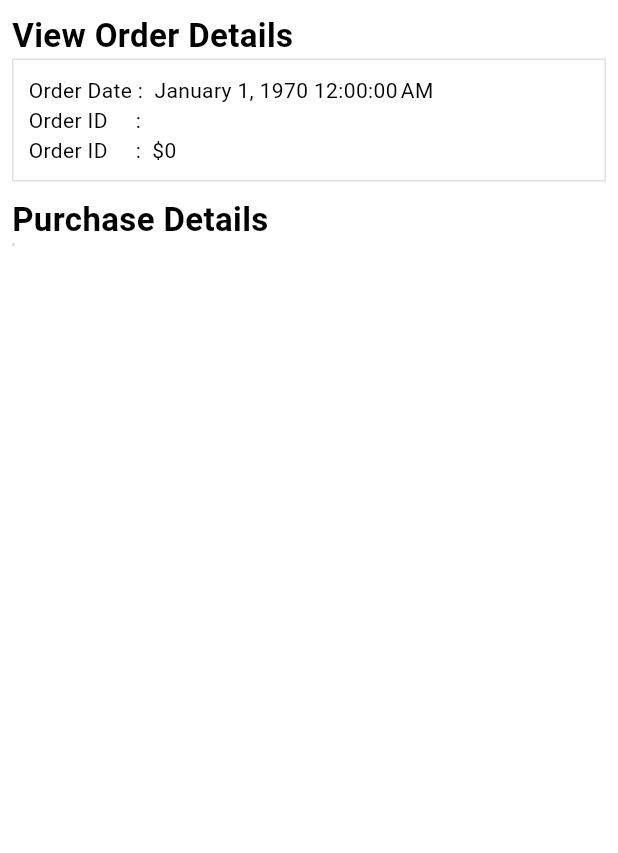
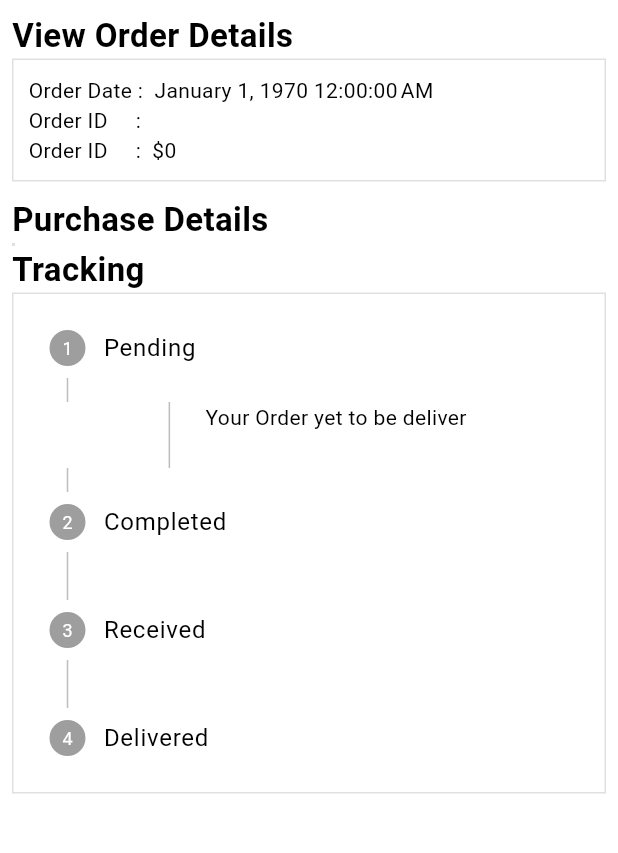
Before and after one commit to sadid369/e_commerce_app, a Flutter app: the OrderDetailsScreen screen opened directly with empty values, on a phone screen of 412 x 824 dp, the part 90-943 px from its top. Run offline on Flutter 3.47's test engine with Material 3 defaults, Android fonts, the phone set to English and light mode, and no system bars; our stand-ins replace carousel_slider, dotted_border, file_picker, flutter_rating_bar, shared_preferences; missing offline and left inert: cloudinary_public, pay; accounts and stored records are empty; network calls fail.

Commit message:
10:45  completed order delivery traker in admin side

```diff
--- a/lib/features/address/screens/address_screen.dart
+++ b/lib/features/address/screens/address_screen.dart
@@ -48,9 +48,12 @@ class _AddressScreenState extends State<AddressScreen> {
 
   void onGooglePayResult(paymentResult) {
     // Send the resulting Google Pay token to your server / PSP
+
     if (context.read<UserProvider>().user.address.isEmpty) {
+      log("paymentResult : ${paymentResult.toString()}");
       addressServices.saveUserAddress(
           context: context, address: addressToBeUsed);
+      log("paymentResult : ${paymentResult.toString()}");
     }
     addressServices.placeOrder(
       context: context,
@@ -90,7 +93,7 @@ class _AddressScreenState extends State<AddressScreen> {
     } else {
       showSnackbar(context, 'ERROR');
     }
-    log(addressToBeUsed);
+    // log(addressToBeUsed);
   }
 
   @override
--- a/lib/features/address/services/address_services.dart
+++ b/lib/features/address/services/address_services.dart
@@ -61,7 +61,7 @@ class AddressServices {
           'totalPrice': totalSum,
         }),
       );
-      log(res.body);
+
       httpErrorHandle(
         response: res,
         context: context,
--- a/lib/features/admin/screens/admin_screens.dart
+++ b/lib/features/admin/screens/admin_screens.dart
@@ -1,5 +1,6 @@
 import 'package:e_commerce_app/constants/global_variables.dart';
 import 'package:e_commerce_app/features/account/screens/account_screen.dart';
+import 'package:e_commerce_app/features/admin/screens/order_admin_screen.dart';
 import 'package:e_commerce_app/features/admin/screens/posts_screen.dart';
 import 'package:e_commerce_app/features/admin/services/admin_services.dart';
 import 'package:e_commerce_app/features/home/screens/home_screens.dart';
@@ -29,9 +30,7 @@ class _AdminScreensState extends State<AdminScreens> {
     const Center(
       child: Text('Analytic Page '),
     ),
-    const Center(
-      child: Text('Cart Page '),
-    ),
+    const OrderAdminScreen()
   ];
 
   @override
--- a/lib/features/cart/screens/cart_screen.dart
+++ b/lib/features/cart/screens/cart_screen.dart
@@ -138,6 +138,7 @@ class _CartScreenState extends State<CartScreen> {
             ),
             ListView.builder(
               shrinkWrap: true,
+              physics: NeverScrollableScrollPhysics(),
               itemCount: user.cart.length,
               itemBuilder: (context, index) {
                 return CartProduct(index: index);
--- a/lib/features/order_details/screens/order_details_screen.dart
+++ b/lib/features/order_details/screens/order_details_screen.dart
@@ -1,10 +1,14 @@
 // ignore_for_file: public_member_api_docs, sort_constructors_first
+import 'package:e_commerce_app/common/widgets/custom_button.dart';
 import 'package:e_commerce_app/constants/global_variables.dart';
+import 'package:e_commerce_app/features/admin/services/admin_services.dart';
 import 'package:e_commerce_app/features/search/screens/search_screen.dart';
+import 'package:e_commerce_app/providers/user_provider.dart';
 import 'package:flutter/material.dart';
 
 import 'package:e_commerce_app/models/order.dart';
 import 'package:intl/intl.dart';
+import 'package:provider/provider.dart';
 
 class OrderDetailsScreen extends StatefulWidget {
   static const String routeName = "/order-details";
@@ -19,12 +23,35 @@ class OrderDetailsScreen extends StatefulWidget {
 }
 
 class _OrderDetailsScreenState extends State<OrderDetailsScreen> {
+  int currentStep = 0;
+  final AdminServices adminServices = AdminServices();
   void navigateToSearchScreen(String query) {
     Navigator.of(context).pushNamed(SearchScreen.routeName, arguments: query);
   }
 
   @override
+  void initState() {
+    super.initState();
+    currentStep = widget.order.status.toInt();
+  }
+
+  /// only for admin
+  void changeOrderStatus(int status) {
+    adminServices.changeOrderStatus(
+      context: context,
+      status: status + 1,
+      order: widget.order,
+      onSuccess: () {
+        setState(() {
+          currentStep += 1;
+        });
+      },
+    );
+  }
+
+  @override
   Widget build(BuildContext context) {
+    final user = context.read<UserProvider>().user;
     return Scaffold(
       appBar: PreferredSize(
         preferredSize: Size.fromHeight(60),
@@ -172,6 +199,8 @@ class _OrderDetailsScreenState extends State<OrderDetailsScreen> {
                             children: [
                               Text(
                                 widget.order.products[i].name,
+                                maxLines: 2,
+                                overflow: TextOverflow.ellipsis,
                                 style: const TextStyle(
                                   fontSize: 17,
                                   fontWeight: FontWeight.bold,
@@ -185,8 +214,78 @@ class _OrderDetailsScreenState extends State<OrderDetailsScreen> {
                           ))
                         ],
                       ),
-                    ]),
+                  ],
                 ),
+              ),
+              const Text(
+                'Tracking',
+                style: TextStyle(
+                  fontSize: 22,
+                  fontWeight: FontWeight.bold,
+                ),
+              ),
+              Container(
+                decoration: BoxDecoration(
+                  border: Border.all(
+                    color: Colors.black12,
+                  ),
+                ),
+                child: Stepper(
+                  currentStep: currentStep,
+                  controlsBuilder: (context, details) {
+                    if (user.type == 'admin') {
+                      return CustomButton(
+                        text: 'Done',
+                        onTap: () {
+                          changeOrderStatus(details.currentStep);
+                        },
+                      );
+                    }
+                    return const SizedBox();
+                  },
+                  physics: NeverScrollableScrollPhysics(),
+                  steps: [
+                    Step(
+                      title: const Text('Pending'),
+                      content: const Text('Your Order yet to be deliver'),
+                      isActive: currentStep > 0,
+                      state: currentStep > 0
+                          ? StepState.complete
+                          : StepState.indexed,
+                    ),
+                    Step(
+                      title: const Text('Completed'),
+                      content: const Text(
+                        'Your Order has been delivered, you are yet to sign',
+                      ),
+                      isActive: currentStep > 1,
+                      state: currentStep > 1
+                          ? StepState.complete
+                          : StepState.indexed,
+                    ),
+                    Step(
+                      title: const Text('Received'),
+                      content: const Text(
+                        'Your Order has been delivered and sign by you',
+                      ),
+                      isActive: currentStep > 2,
+                      state: currentStep > 2
+                          ? StepState.complete
+                          : StepState.indexed,
+                    ),
+                    Step(
+                      title: const Text('Delivered'),
+                      content: const Text(
+                        'Your Order has been delivered and sign by you',
+                      ),
+                      isActive: currentStep >= 3,
+                      state: currentStep >= 3
+                          ? StepState.complete
+                          : StepState.indexed,
+                    )
+                  ],
+                ),
+              )
             ],
           ),
         ),
```
Also changed, not shown: lib/features/admin/screens/order_admin_screen.dart (added, +57 -0 lines), lib/features/admin/services/admin_services.dart (+67 -0 lines). Lines whose indentation alone changed are shown as unchanged.
